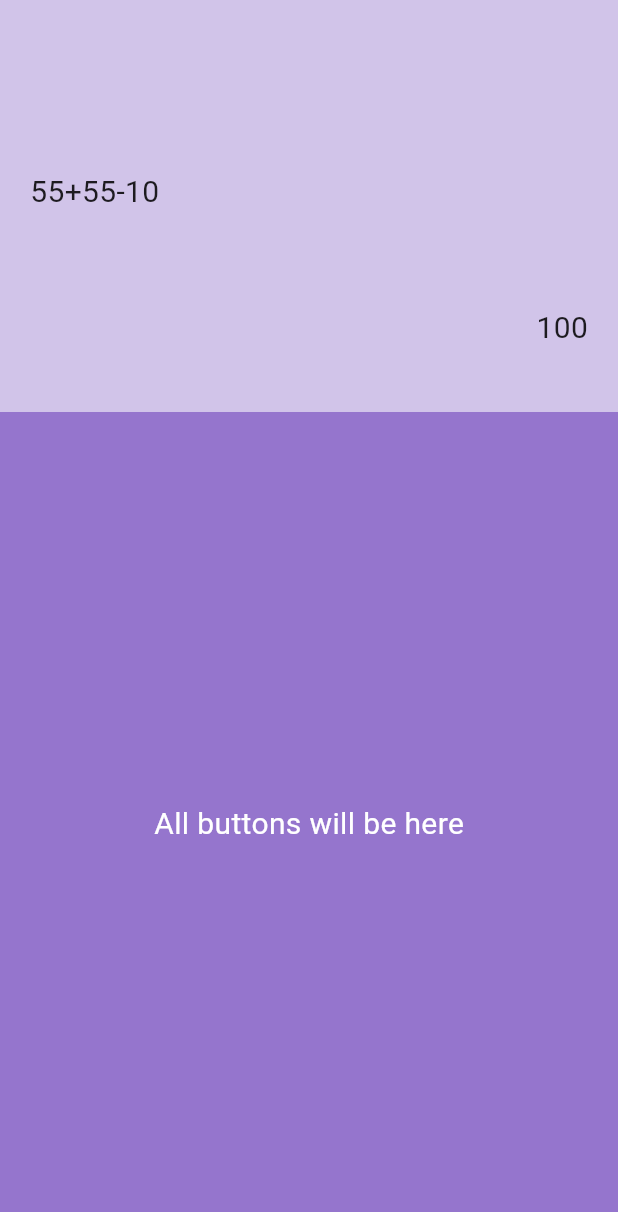
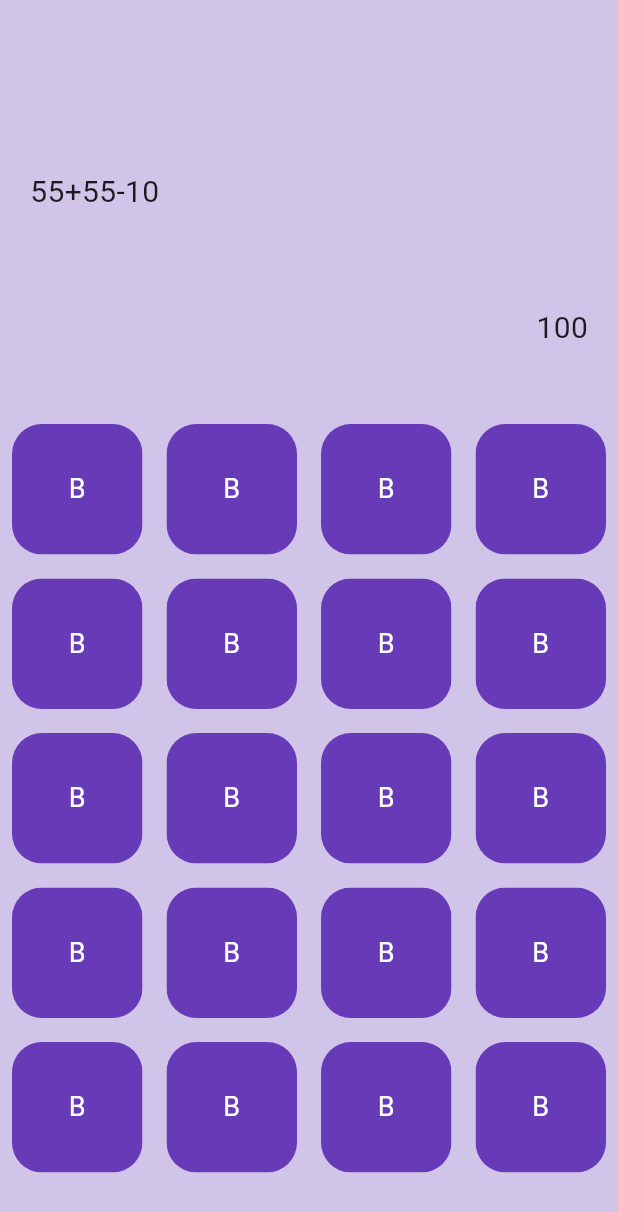
Before and after one commit to Mostafa-Moin26/Simple-Calculator-Using-Flutter, a Flutter app: the screen it shows after launch, on a phone screen of 412 x 824 dp. Shown: the top 1212 px of the screen. Run offline on Flutter 3.47's test engine with Material 3 defaults, Android fonts, the phone set to English and light mode, and no system bars.

Commit message:
buttons tructure created

```diff
--- /dev/null
+++ b/lib/buttons.dart
@@ -0,0 +1,27 @@
+import 'package:flutter/material.dart';
+
+class MyButtons extends StatelessWidget {
+  const MyButtons({super.key});
+
+  @override
+  Widget build(BuildContext context) {
+    return Padding(
+      padding: const EdgeInsets.all(8),
+      child: ClipRRect(
+        borderRadius: BorderRadius.circular(20),
+        child: Container(
+          color: Colors.deepPurple,
+          child: Center(
+            child: Text(
+              'B',
+              style: TextStyle(
+                fontSize: 18,
+                color: Colors.white,
+              ),
+            ),
+          ),
+        ),
+      ),
+    );
+  }
+}
--- a/lib/home_page.dart
+++ b/lib/home_page.dart
@@ -1,4 +1,5 @@
 import 'package:flutter/material.dart';
+import 'package:simple_calculator/buttons.dart';
 
 class HomePage extends StatefulWidget {
   const HomePage({super.key});
@@ -41,21 +42,14 @@ class _HomePageState extends State<HomePage> {
             ),
           ),
           Expanded(
-            flex: 2,
-            child: Container(
-              width: 500,
-              color: Colors.deepPurple[300],
-              child: Center(
-                child: Text(
-                  'All buttons will be here',
-                  style: TextStyle(
-                    fontSize: 20,
-                    color: Colors.white,
-                  ),
-                ),
-              ),
-            ),
-          )
+              flex: 2,
+              child: GridView.builder(
+                  itemCount: 20,
+                  gridDelegate: SliverGridDelegateWithFixedCrossAxisCount(
+                      crossAxisCount: 4),
+                  itemBuilder: (BuildContext context, int index) {
+                    return MyButtons();
+                  }))
         ],
       ),
     );
```
